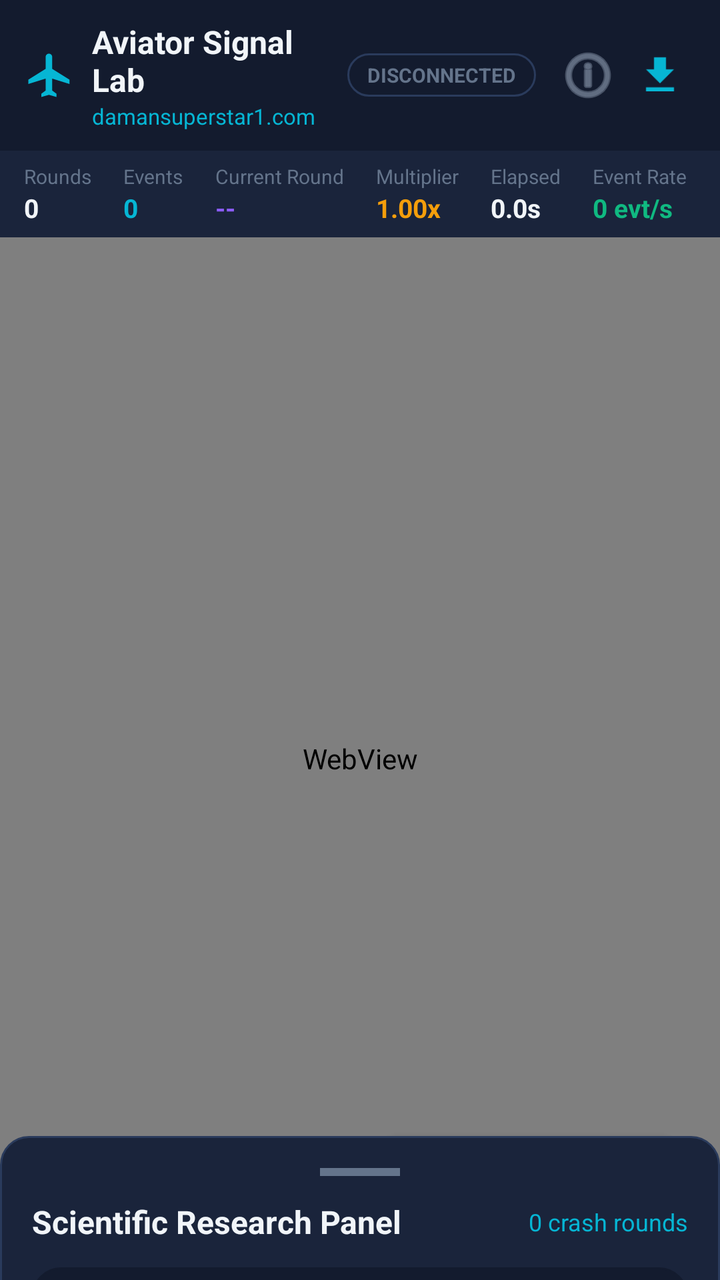
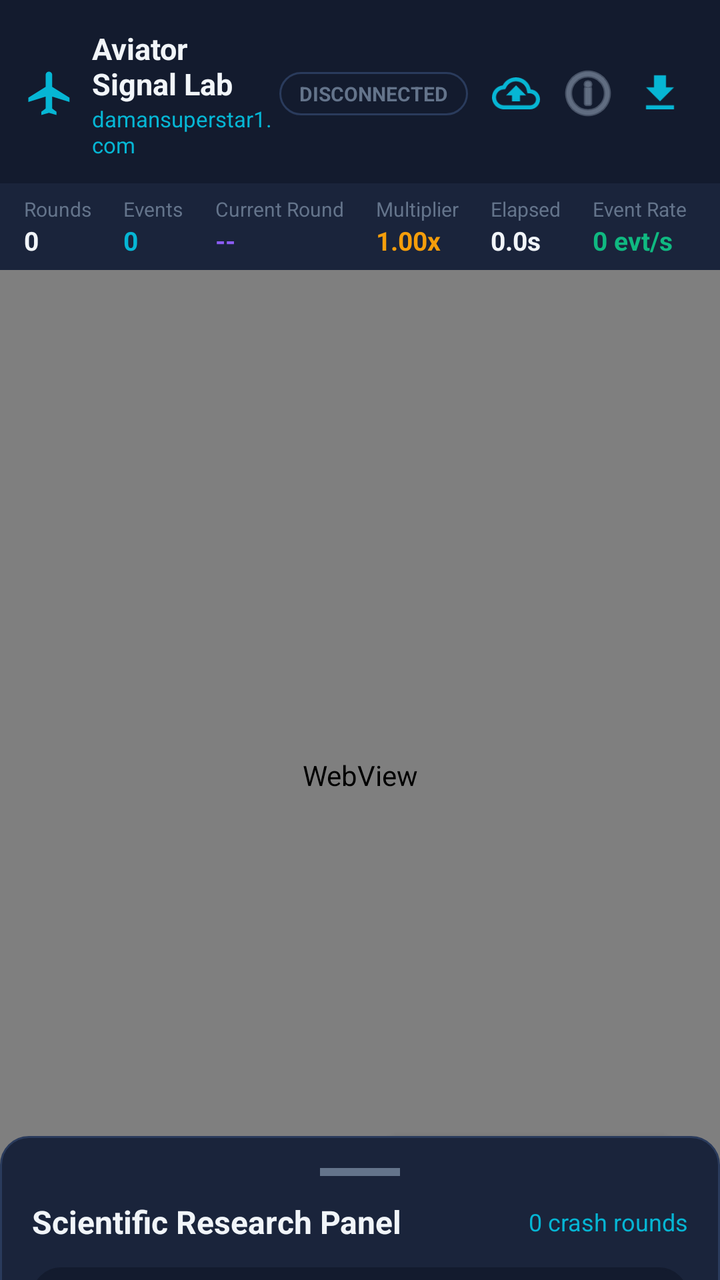

The first picture is an Android layout as it rendered before a commit; the second is the same layout after the commit. The layout source and the unified diff follow.
<!-- AndroidManifest.xml: application theme Theme.AviatorSignalLab -->
<!-- res/layout/activity_main.xml -->
<?xml version="1.0" encoding="utf-8"?>
<androidx.coordinatorlayout.widget.CoordinatorLayout
    xmlns:android="http://schemas.android.com/apk/res/android"
    xmlns:app="http://schemas.android.com/apk/res-auto"
    xmlns:tools="http://schemas.android.com/tools"
    android:id="@+id/rootCoordinator"
    android:layout_width="match_parent"
    android:layout_height="match_parent"
    android:background="@color/bg_primary">

    
    <LinearLayout
        android:layout_width="match_parent"
        android:layout_height="match_parent"
        android:orientation="vertical">

        
        <LinearLayout
            android:layout_width="match_parent"
            android:layout_height="wrap_content"
            android:background="@color/bg_secondary"
            android:gravity="center_vertical"
            android:orientation="horizontal"
            android:paddingStart="12dp"
            android:paddingTop="10dp"
            android:paddingEnd="12dp"
            android:paddingBottom="10dp">

            <ImageView
                android:layout_width="26dp"
                android:layout_height="26dp"
                android:contentDescription="@string/app_name"
                android:src="@drawable/ic_flight" />

            <LinearLayout
                android:layout_width="0dp"
                android:layout_height="wrap_content"
                android:layout_marginStart="8dp"
                android:layout_weight="1"
                android:orientation="vertical">

                <TextView
                    android:id="@+id/tvAppTitle"
                    android:layout_width="wrap_content"
                    android:layout_height="wrap_content"
                    android:text="@string/app_name"
                    android:textColor="@color/text_primary"
                    android:textSize="16sp"
                    android:textStyle="bold" />

                <TextView
                    android:id="@+id/tvTargetUrl"
                    android:layout_width="wrap_content"
                    android:layout_height="wrap_content"
                    android:text="@string/target_website_label"
                    android:textColor="@color/accent_cyan"
                    android:textSize="11sp" />
            </LinearLayout>

            
            <TextView
                android:id="@+id/tvConnectionStatus"
                android:layout_width="wrap_content"
                android:layout_height="wrap_content"
                android:layout_marginEnd="8dp"
                android:background="@drawable/bg_status_badge"
                android:text="@string/status_disconnected"
                android:textColor="@color/text_muted"
                android:textSize="10sp"
                android:textStyle="bold" />

            
            <ImageButton
                android:id="@+id/btnOpenDiagnostics"
                android:layout_width="36dp"
                android:layout_height="36dp"
                android:background="?attr/selectableItemBackgroundBorderless"
                android:contentDescription="Diagnostics"
                android:src="@android:drawable/ic_menu_info_details"
                app:tint="@color/text_secondary" />

            
            <ImageButton
                android:id="@+id/btnCheckUpdate"
                android:layout_width="36dp"
                android:layout_height="36dp"
                android:background="?attr/selectableItemBackgroundBorderless"
                android:contentDescription="Update"
                android:src="@drawable/ic_download"
                app:tint="@color/accent_cyan" />
        </LinearLayout>

        
        <HorizontalScrollView
            android:layout_width="match_parent"
            android:layout_height="wrap_content"
            android:background="@color/bg_card"
            android:scrollbars="none">

            <LinearLayout
                android:layout_width="wrap_content"
                android:layout_height="wrap_content"
                android:orientation="horizontal"
                android:paddingStart="12dp"
                android:paddingTop="6dp"
                android:paddingEnd="12dp"
                android:paddingBottom="6dp">

                
                <LinearLayout
                    android:layout_width="wrap_content"
                    android:layout_height="wrap_content"
                    android:layout_marginEnd="16dp"
                    android:orientation="vertical">
                    <TextView
                        android:layout_width="wrap_content"
                        android:layout_height="wrap_content"
                        android:text="@string/metric_rounds"
                        android:textColor="@color/text_muted"
                        android:textSize="10sp" />
                    <TextView
                        android:id="@+id/tvMetricRounds"
                        android:layout_width="wrap_content"
                        android:layout_height="wrap_content"
                        android:text="0"
                        android:textColor="@color/text_primary"
                        android:textSize="13sp"
                        android:textStyle="bold" />
                </LinearLayout>

                
                <LinearLayout
                    android:layout_width="wrap_content"
                    android:layout_height="wrap_content"
                    android:layout_marginEnd="16dp"
                    android:orientation="vertical">
                    <TextView
                        android:layout_width="wrap_content"
                        android:layout_height="wrap_content"
                        android:text="@string/metric_events"
                        android:textColor="@color/text_muted"
                        android:textSize="10sp" />
                    <TextView
                        android:id="@+id/tvMetricEvents"
                        android:layout_width="wrap_content"
                        android:layout_height="wrap_content"
                        android:text="0"
                        android:textColor="@color/accent_cyan"
                        android:textSize="13sp"
                        android:textStyle="bold" />
                </LinearLayout>

                
                <LinearLayout
                    android:layout_width="wrap_content"
                    android:layout_height="wrap_content"
                    android:layout_marginEnd="16dp"
                    android:orientation="vertical">
                    <TextView
                        android:layout_width="wrap_content"
                        android:layout_height="wrap_content"
                        android:text="@string/metric_cur_round"
                        android:textColor="@color/text_muted"
                        android:textSize="10sp" />
                    <TextView
                        android:id="@+id/tvMetricCurRound"
                        android:layout_width="wrap_content"
                        android:layout_height="wrap_content"
                        android:text="--"
                        android:textColor="@color/accent_purple"
                        android:textSize="13sp"
                        android:textStyle="bold" />
                </LinearLayout>

                
                <LinearLayout
                    android:layout_width="wrap_content"
                    android:layout_height="wrap_content"
                    android:layout_marginEnd="16dp"
                    android:orientation="vertical">
                    <TextView
                        android:layout_width="wrap_content"
                        android:layout_height="wrap_content"
                        android:text="@string/metric_cur_mult"
                        android:textColor="@color/text_muted"
                        android:textSize="10sp" />
                    <TextView
                        android:id="@+id/tvMetricMultiplier"
                        android:layout_width="wrap_content"
                        android:layout_height="wrap_content"
                        android:text="1.00x"
                        android:textColor="@color/accent_amber"
                        android:textSize="13sp"
                        android:textStyle="bold" />
                </LinearLayout>

                
                <LinearLayout
                    android:layout_width="wrap_content"
                    android:layout_height="wrap_content"
                    android:layout_marginEnd="16dp"
                    android:orientation="vertical">
                    <TextView
                        android:layout_width="wrap_content"
                        android:layout_height="wrap_content"
                        android:text="@string/metric_elapsed"
                        android:textColor="@color/text_muted"
                        android:textSize="10sp" />
                    <TextView
                        android:id="@+id/tvMetricElapsed"
                        android:layout_width="wrap_content"
                        android:layout_height="wrap_content"
                        android:text="0.0s"
                        android:textColor="@color/text_primary"
                        android:textSize="13sp"
                        android:textStyle="bold" />
                </LinearLayout>

                
                <LinearLayout
                    android:layout_width="wrap_content"
                    android:layout_height="wrap_content"
                    android:orientation="vertical">
                    <TextView
                        android:layout_width="wrap_content"
                        android:layout_height="wrap_content"
                        android:text="@string/metric_event_rate"
                        android:textColor="@color/text_muted"
                        android:textSize="10sp" />
                    <TextView
                        android:id="@+id/tvMetricEventRate"
                        android:layout_width="wrap_content"
                        android:layout_height="wrap_content"
                        android:text="0 evt/s"
                        android:textColor="@color/accent_emerald"
                        android:textSize="13sp"
                        android:textStyle="bold" />
                </LinearLayout>

            </LinearLayout>
        </HorizontalScrollView>

        
        <ProgressBar
            android:id="@+id/webProgressBar"
            style="?android:attr/progressBarStyleHorizontal"
            android:layout_width="match_parent"
            android:layout_height="3dp"
            android:indeterminate="false"
            android:max="100"
            android:progressDrawable="@drawable/bg_status_badge"
            android:visibility="gone" />

        
        <FrameLayout
            android:id="@+id/webViewContainer"
            android:layout_width="match_parent"
            android:layout_height="match_parent">

            <WebView
                android:id="@+id/webView"
                android:layout_width="match_parent"
                android:layout_height="match_parent" />

            
            <com.google.android.material.floatingactionbutton.ExtendedFloatingActionButton
                android:id="@+id/fabResearchPanel"
                android:layout_width="wrap_content"
                android:layout_height="wrap_content"
                android:layout_gravity="bottom|end"
                android:layout_margin="16dp"
                android:text="Research Lab"
                android:textColor="@color/text_primary"
                android:backgroundTint="@color/bg_card"
                app:icon="@drawable/ic_flight"
                app:iconTint="@color/accent_cyan"
                app:strokeColor="@color/accent_cyan"
                app:strokeWidth="1dp" />

        </FrameLayout>

    </LinearLayout>

    
    <include
        android:id="@+id/bottomSheetResearch"
        layout="@layout/bottom_sheet_research" />

</androidx.coordinatorlayout.widget.CoordinatorLayout>
<!-- res/layout/bottom_sheet_research.xml (included above) -->
<?xml version="1.0" encoding="utf-8"?>
<LinearLayout
    xmlns:android="http://schemas.android.com/apk/res/android"
    xmlns:app="http://schemas.android.com/apk/res-auto"
    android:id="@+id/bottomSheetContainer"
    android:layout_width="match_parent"
    android:layout_height="wrap_content"
    android:background="@drawable/bg_card"
    android:orientation="vertical"
    android:padding="16dp"
    app:behavior_hideable="true"
    app:behavior_peekHeight="72dp"
    app:layout_behavior="com.google.android.material.bottomsheet.BottomSheetBehavior">

    
    <View
        android:layout_width="40dp"
        android:layout_height="4dp"
        android:layout_gravity="center_horizontal"
        android:layout_marginBottom="12dp"
        android:background="@color/text_muted" />

    
    <LinearLayout
        android:layout_width="match_parent"
        android:layout_height="wrap_content"
        android:gravity="center_vertical"
        android:orientation="horizontal"
        android:layout_marginBottom="12dp">

        <TextView
            android:layout_width="0dp"
            android:layout_height="wrap_content"
            android:layout_weight="1"
            android:text="Scientific Research Panel"
            android:textColor="@color/text_primary"
            android:textSize="16sp"
            android:textStyle="bold" />

        <TextView
            android:id="@+id/tvSheetRoundsAnalyzed"
            android:layout_width="wrap_content"
            android:layout_height="wrap_content"
            android:text="0 crash rounds"
            android:textColor="@color/accent_cyan"
            android:textSize="12sp" />
    </LinearLayout>

    <androidx.core.widget.NestedScrollView
        android:layout_width="match_parent"
        android:layout_height="420dp"
        android:fillViewport="true">

        <LinearLayout
            android:layout_width="match_parent"
            android:layout_height="wrap_content"
            android:orientation="vertical">

            
            <LinearLayout
                android:layout_width="match_parent"
                android:layout_height="wrap_content"
                android:background="@drawable/bg_card"
                android:backgroundTint="@color/bg_secondary"
                android:orientation="vertical"
                android:padding="14dp"
                android:layout_marginBottom="14dp">

                <TextView
                    android:layout_width="wrap_content"
                    android:layout_height="wrap_content"
                    android:text="ACTIVITY SIGNAL (T-0.1s to T-5.0s PRE-CRASH)"
                    android:textColor="@color/text_secondary"
                    android:textSize="11sp"
                    android:textStyle="bold" />

                <TextView
                    android:id="@+id/tvSignalConclusion"
                    android:layout_width="match_parent"
                    android:layout_height="wrap_content"
                    android:layout_marginTop="6dp"
                    android:text="@string/sig_no_signal"
                    android:textColor="@color/text_secondary"
                    android:textSize="14sp"
                    android:textStyle="bold" />

                <TextView
                    android:id="@+id/tvSignalDetails"
                    android:layout_width="match_parent"
                    android:layout_height="wrap_content"
                    android:layout_marginTop="4dp"
                    android:text="Scientific verification: Testing pre-crash network activity vs random live control periods."
                    android:textColor="@color/text_muted"
                    android:textSize="12sp" />

                
                <LinearLayout
                    android:layout_width="match_parent"
                    android:layout_height="wrap_content"
                    android:orientation="horizontal"
                    android:layout_marginTop="12dp">

                    <LinearLayout
                        android:layout_width="0dp"
                        android:layout_height="wrap_content"
                        android:layout_weight="1"
                        android:orientation="vertical">
                        <TextView
                            android:layout_width="wrap_content"
                            android:layout_height="wrap_content"
                            android:text="Out-of-Sample Prec"
                            android:textColor="@color/text_muted"
                            android:textSize="10sp" />
                        <TextView
                            android:id="@+id/tvOutOfSamplePrec"
                            android:layout_width="wrap_content"
                            android:layout_height="wrap_content"
                            android:text="0.00"
                            android:textColor="@color/text_primary"
                            android:textSize="13sp"
                            android:textStyle="bold" />
                    </LinearLayout>

                    <LinearLayout
                        android:layout_width="0dp"
                        android:layout_height="wrap_content"
                        android:layout_weight="1"
                        android:orientation="vertical">
                        <TextView
                            android:layout_width="wrap_content"
                            android:layout_height="wrap_content"
                            android:text="False Positive Rate"
                            android:textColor="@color/text_muted"
                            android:textSize="10sp" />
                        <TextView
                            android:id="@+id/tvFalsePositiveRate"
                            android:layout_width="wrap_content"
                            android:layout_height="wrap_content"
                            android:text="0.0%"
                            android:textColor="@color/accent_rose"
                            android:textSize="13sp"
                            android:textStyle="bold" />
                    </LinearLayout>

                    <LinearLayout
                        android:layout_width="0dp"
                        android:layout_height="wrap_content"
                        android:layout_weight="1"
                        android:orientation="vertical">
                        <TextView
                            android:layout_width="wrap_content"
                            android:layout_height="wrap_content"
                            android:text="Confidence"
                            android:textColor="@color/text_muted"
                            android:textSize="10sp" />
                        <TextView
                            android:id="@+id/tvConfidenceLevel"
                            android:layout_width="wrap_content"
                            android:layout_height="wrap_content"
                            android:text="LOW"
                            android:textColor="@color/text_muted"
                            android:textSize="13sp"
                            android:textStyle="bold" />
                    </LinearLayout>

                </LinearLayout>

            </LinearLayout>

            
            <LinearLayout
                android:layout_width="match_parent"
                android:layout_height="wrap_content"
                android:orientation="horizontal"
                android:layout_marginBottom="10dp">

                <com.google.android.material.button.MaterialButton
                    android:id="@+id/btnSheetReload"
                    android:layout_width="0dp"
                    android:layout_height="wrap_content"
                    android:layout_weight="1"
                    android:layout_marginEnd="6dp"
                    android:text="@string/btn_reload"
                    android:textColor="@color/text_primary"
                    app:backgroundTint="@color/bg_secondary"
                    app:strokeColor="@color/bg_card_border"
                    app:strokeWidth="1dp" />

                <com.google.android.material.button.MaterialButton
                    android:id="@+id/btnSheetPauseResume"
                    android:layout_width="0dp"
                    android:layout_height="wrap_content"
                    android:layout_weight="1"
                    android:layout_marginStart="6dp"
                    android:text="@string/btn_pause"
                    android:textColor="@color/text_primary"
                    app:backgroundTint="@color/bg_secondary"
                    app:strokeColor="@color/bg_card_border"
                    app:strokeWidth="1dp" />
            </LinearLayout>

            
            <GridLayout
                android:layout_width="match_parent"
                android:layout_height="wrap_content"
                android:columnCount="2"
                android:rowCount="2"
                android:layout_marginBottom="10dp">

                <com.google.android.material.button.MaterialButton
                    android:id="@+id/btnExportRoundsCsv"
                    android:layout_width="0dp"
                    android:layout_height="wrap_content"
                    android:layout_columnWeight="1"
                    android:layout_marginEnd="4dp"
                    android:layout_marginBottom="6dp"
                    android:text="@string/btn_rounds_csv"
                    android:textSize="11sp"
                    android:textColor="@color/text_primary"
                    app:backgroundTint="@color/bg_card"
                    app:strokeColor="@color/bg_card_border"
                    app:strokeWidth="1dp" />

                <com.google.android.material.button.MaterialButton
                    android:id="@+id/btnExportEventsCsv"
                    android:layout_width="0dp"
                    android:layout_height="wrap_content"
                    android:layout_columnWeight="1"
                    android:layout_marginStart="4dp"
                    android:layout_marginBottom="6dp"
                    android:text="@string/btn_events_csv"
                    android:textSize="11sp"
                    android:textColor="@color/text_primary"
                    app:backgroundTint="@color/bg_card"
                    app:strokeColor="@color/bg_card_border"
                    app:strokeWidth="1dp" />

                <com.google.android.material.button.MaterialButton
                    android:id="@+id/btnExportFeaturesCsv"
                    android:layout_width="0dp"
                    android:layout_height="wrap_content"
                    android:layout_columnWeight="1"
                    android:layout_marginEnd="4dp"
                    android:text="@string/btn_features_csv"
                    android:textSize="11sp"
                    android:textColor="@color/text_primary"
                    app:backgroundTint="@color/bg_card"
                    app:strokeColor="@color/bg_card_border"
                    app:strokeWidth="1dp" />

                <com.google.android.material.button.MaterialButton
                    android:id="@+id/btnExportProtocolCsv"
                    android:layout_width="0dp"
                    android:layout_height="wrap_content"
                    android:layout_columnWeight="1"
                    android:layout_marginStart="4dp"
                    android:text="@string/btn_protocol_csv"
                    android:textSize="11sp"
                    android:textColor="@color/text_primary"
                    app:backgroundTint="@color/bg_card"
                    app:strokeColor="@color/bg_card_border"
                    app:strokeWidth="1dp" />

            </GridLayout>

            
            <com.google.android.material.button.MaterialButton
                android:id="@+id/btnExportAllZip"
                android:layout_width="match_parent"
                android:layout_height="wrap_content"
                android:layout_marginBottom="8dp"
                android:text="@string/btn_export_all"
                android:textColor="@color/bg_primary"
                android:textStyle="bold"
                app:backgroundTint="@color/accent_cyan"
                app:icon="@drawable/ic_download"
                app:iconTint="@color/bg_primary" />

            
            <com.google.android.material.button.MaterialButton
                android:id="@+id/btnClearData"
                android:layout_width="match_parent"
                android:layout_height="wrap_content"
                android:text="@string/btn_clear_data"
                android:textColor="@color/accent_rose"
                app:backgroundTint="@color/bg_card"
                app:strokeColor="@color/accent_rose"
                app:strokeWidth="1dp" />

        </LinearLayout>
    </androidx.core.widget.NestedScrollView>

</LinearLayout>
<!-- resources referenced by this layout -->
<resources>
  <color name="accent_amber">#F59E0B</color>
  <color name="accent_cyan">#06B6D4</color>
  <color name="accent_emerald">#10B981</color>
  <color name="accent_purple">#8B5CF6</color>
  <color name="accent_rose">#F43F5E</color>
  <color name="bg_card">#1A243B</color>
  <color name="bg_card_border">#2A3B5C</color>
  <color name="bg_primary">#0B0F19</color>
  <color name="bg_secondary">#131B2E</color>
  <color name="text_muted">#64748B</color>
  <color name="text_primary">#F1F5F9</color>
  <color name="text_secondary">#94A3B8</color>
  <!-- drawable bg_card (drawable) -->
  <?xml version="1.0" encoding="utf-8"?>
  <shape xmlns:android="http://schemas.android.com/apk/res/android"
      android:shape="rectangle">
      <solid android:color="@color/bg_card" />
      <corners android:radius="14dp" />
      <stroke
          android:width="1dp"
          android:color="@color/bg_card_border" />
  </shape>
  <!-- drawable bg_status_badge (drawable) -->
  <?xml version="1.0" encoding="utf-8"?>
  <shape xmlns:android="http://schemas.android.com/apk/res/android"
      android:shape="rectangle">
      <solid android:color="@color/bg_secondary" />
      <corners android:radius="20dp" />
      <stroke
          android:width="1dp"
          android:color="@color/bg_card_border" />
      <padding
          android:left="10dp"
          android:top="4dp"
          android:right="10dp"
          android:bottom="4dp" />
  </shape>
  <!-- drawable ic_download (drawable) -->
  <vector xmlns:android="http://schemas.android.com/apk/res/android"
      android:width="24dp"
      android:height="24dp"
      android:viewportWidth="24"
      android:viewportHeight="24">
      <path
          android:fillColor="#F1F5F9"
          android:pathData="M19,9h-4V3H9v6H5l7,7 7,-7zM5,18v2h14v-2H5z"/>
  </vector>
  <!-- drawable ic_flight (drawable) -->
  <vector xmlns:android="http://schemas.android.com/apk/res/android"
      android:width="24dp"
      android:height="24dp"
      android:viewportWidth="24"
      android:viewportHeight="24">
      <path
          android:fillColor="#06B6D4"
          android:pathData="M21,16v-2l-8,-5V3.5c0,-0.83 -0.67,-1.5 -1.5,-1.5S10,2.67 10,3.5V9l-8,5v2l8,-2.5V19l-2,1.5V22l3.5,-1l3.5,1v-1.5L13,19v-5.5L21,16z"/>
  </vector>
  <string name="app_name">Aviator Signal Lab</string>
  <string name="btn_clear_data">Clear Data</string>
  <string name="btn_events_csv">Live Events CSV</string>
  <string name="btn_export_all">EXPORT ALL (ZIP)</string>
  <string name="btn_features_csv">Features CSV</string>
  <string name="btn_pause">Pause</string>
  <string name="btn_protocol_csv">Protocol CSV</string>
  <string name="btn_reload">Reload</string>
  <string name="btn_rounds_csv">Rounds CSV</string>
  <string name="metric_cur_mult">Multiplier</string>
  <string name="metric_cur_round">Current Round</string>
  <string name="metric_elapsed">Elapsed</string>
  <string name="metric_event_rate">Event Rate</string>
  <string name="metric_events">Events</string>
  <string name="metric_rounds">Rounds</string>
  <string name="sig_no_signal">NO RELIABLE PRE-CRASH ACTIVITY SIGNAL DETECTED</string>
  <string name="status_disconnected">DISCONNECTED</string>
  <string name="target_website_label">damansuperstar1.com</string>
  <color name="accent_blue">#3B82F6</color>
  <!-- unchanged entries left out for length: 1 -->
</resources>

<!-- the commit's change to res/layout/activity_main.xml (unified diff, before → after) -->
@@ -6,25 +6,28 @@
     android:id="@+id/rootCoordinator"
     android:layout_width="match_parent"
     android:layout_height="match_parent"
+    android:fitsSystemWindows="true"
     android:background="@color/bg_primary">
 
     
     <LinearLayout
         android:layout_width="match_parent"
         android:layout_height="match_parent"
+        android:fitsSystemWindows="true"
         android:orientation="vertical">
 
         
         <LinearLayout
+            android:id="@+id/topAppBar"
             android:layout_width="match_parent"
             android:layout_height="wrap_content"
             android:background="@color/bg_secondary"
             android:gravity="center_vertical"
             android:orientation="horizontal"
             android:paddingStart="12dp"
-            android:paddingTop="10dp"
+            android:paddingTop="14dp"
             android:paddingEnd="12dp"
-            android:paddingBottom="10dp">
+            android:paddingBottom="12dp">
 
             <ImageView
                 android:layout_width="26dp"
@@ -45,7 +48,7 @@
                     android:layout_height="wrap_content"
                     android:text="@string/app_name"
                     android:textColor="@color/text_primary"
-                    android:textSize="16sp"
+                    android:textSize="15sp"
                     android:textStyle="bold" />
 
                 <TextView
@@ -62,12 +65,22 @@
                 android:id="@+id/tvConnectionStatus"
                 android:layout_width="wrap_content"
                 android:layout_height="wrap_content"
-                android:layout_marginEnd="8dp"
+                android:layout_marginEnd="6dp"
                 android:background="@drawable/bg_status_badge"
                 android:text="@string/status_disconnected"
                 android:textColor="@color/text_muted"
                 android:textSize="10sp"
                 android:textStyle="bold" />
+
+            
+            <ImageButton
+                android:id="@+id/btnWebhookSync"
+                android:layout_width="36dp"
+                android:layout_height="36dp"
+                android:background="?attr/selectableItemBackgroundBorderless"
+                android:contentDescription="Webhook Sync"
+                android:src="@drawable/ic_cloud_upload"
+                app:tint="@color/accent_cyan" />
 
             
             <ImageButton
@@ -568,6 +581,18 @@
 
             
             <com.google.android.material.button.MaterialButton
+                android:id="@+id/btnSheetWebhookConfig"
+                android:layout_width="match_parent"
+                android:layout_height="wrap_content"
+                android:layout_marginBottom="8dp"
+                android:text="📡 Setup Free Webhook Stream"
+                android:textColor="@color/text_primary"
+                app:backgroundTint="@color/bg_secondary"
+                app:strokeColor="@color/accent_cyan"
+                app:strokeWidth="1dp" />
+
+            
+            <com.google.android.material.button.MaterialButton
                 android:id="@+id/btnClearData"
                 android:layout_width="match_parent"
                 android:layout_height="wrap_content"
<!-- resource entries referenced after the edit -->
@@ -37,6 +37,16 @@
           android:right="10dp"
           android:bottom="4dp" />
   </shape>
+  <!-- drawable ic_cloud_upload (drawable) -->
+  <vector xmlns:android="http://schemas.android.com/apk/res/android"
+      android:width="24dp"
+      android:height="24dp"
+      android:viewportWidth="24"
+      android:viewportHeight="24">
+      <path
+          android:fillColor="#06B6D4"
+          android:pathData="M19.35,10.04C18.67,6.59 15.64,4 12,4 9.11,4 6.6,5.64 5.35,8.04 2.34,8.36 0,10.91 0,14c0,3.31 2.69,6 6,6h13c2.76,0 5,-2.24 5,-5 0,-2.64 -2.05,-4.78 -4.65,-4.96zM19,18H6c-2.21,0 -4,-1.79 -4,-4 0,-2.05 1.53,-3.76 3.56,-3.97l1.07,-0.11 0.5,-0.95C8.08,7.14 9.94,6 12,6c2.62,0 4.88,1.86 5.39,4.43l0.3,1.5 1.53,0.11c1.56,0.1 2.78,1.41 2.78,2.96 0,1.65 -1.35,3 -3,3zM14,13v3h-4v-3H7l5,-5 5,5h-3z"/>
+  </vector>
   <!-- drawable ic_download (drawable) -->
   <vector xmlns:android="http://schemas.android.com/apk/res/android"
       android:width="24dp"
